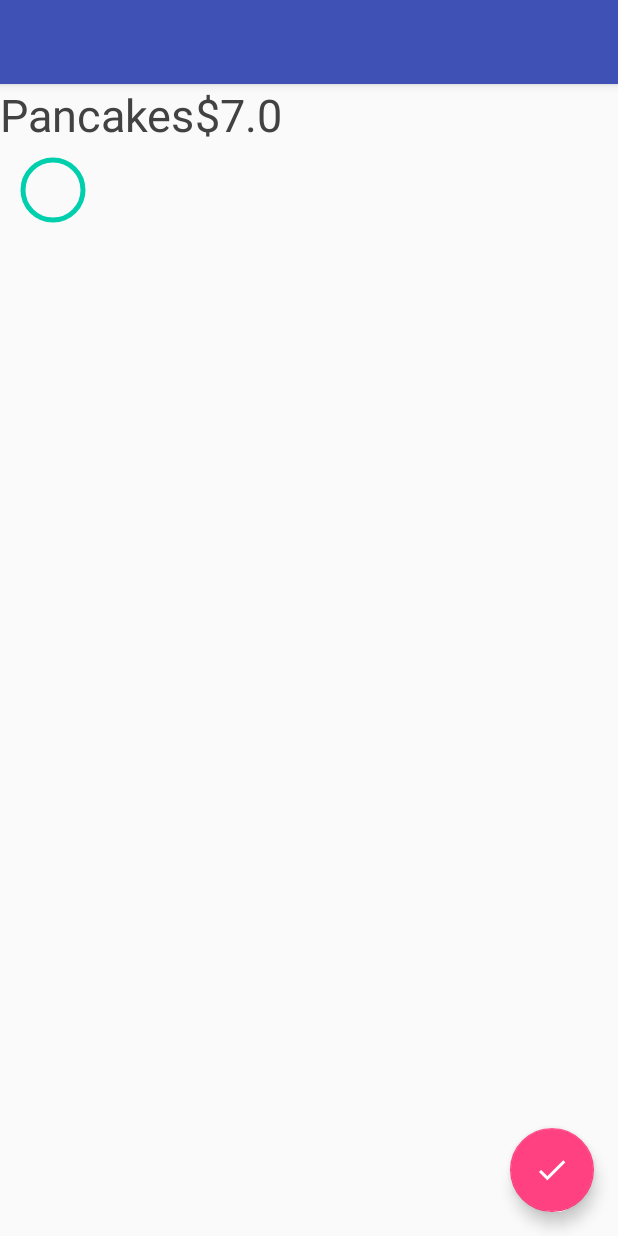
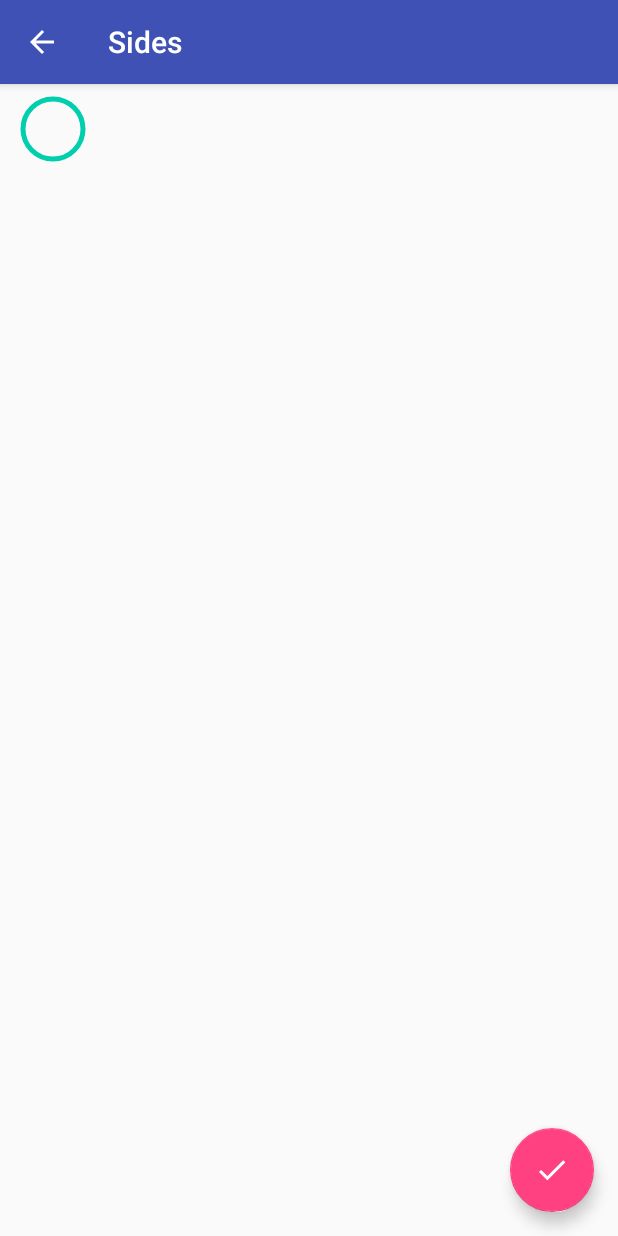
Before and after one commit to vandanab/hungrypenguin, an Android app: the FoodDetailActivity screen opened directly, with no data from a screen before it, on a phone screen of 412 x 824 dp. Run offline under Robolectric (Android 15) with nearby library versions, the phone set to English and light mode, and no system bars; 15 statements that could not run were skipped.

Commit message:
minor changes with vies

```diff
--- a/app/src/main/java/com/ama/hungrypenguin/adapter/DishesAdapter.java
+++ b/app/src/main/java/com/ama/hungrypenguin/adapter/DishesAdapter.java
@@ -79,7 +79,7 @@ public class DishesAdapter extends
                     Dish d = SampleData.getDish((Integer) v.getTag());
                     b.setText("$" + d.cost + "(" + String.valueOf(qty) + ")");
                 }
-                handler.showState();
+//                handler.showState();
             }
         });
 
--- a/app/src/main/java/com/ama/hungrypenguin/ui/CheckoutActivity.java
+++ b/app/src/main/java/com/ama/hungrypenguin/ui/CheckoutActivity.java
@@ -33,6 +33,7 @@ public class CheckoutActivity extends AppCompatActivity {
     protected void onCreate(Bundle savedInstanceState) {
         super.onCreate(savedInstanceState);
         setContentView(R.layout.activity_checkout_activity);
+
         Toolbar toolbar = (Toolbar) findViewById(R.id.toolbar);
         setSupportActionBar(toolbar);
         getSupportActionBar().setDisplayHomeAsUpEnabled(true);
--- a/app/src/main/java/com/ama/hungrypenguin/ui/FoodDetailActivity.java
+++ b/app/src/main/java/com/ama/hungrypenguin/ui/FoodDetailActivity.java
@@ -4,6 +4,7 @@ import android.os.Bundle;
 import android.support.design.widget.FloatingActionButton;
 import android.support.design.widget.Snackbar;
 import android.support.v7.app.AppCompatActivity;
+import android.support.v7.widget.Toolbar;
 import android.widget.TextView;
 
 import com.ama.hungrypenguin.R;
@@ -21,14 +22,17 @@ public class FoodDetailActivity extends AppCompatActivity {
     protected void onCreate(Bundle savedInstanceState) {
         super.onCreate(savedInstanceState);
         setContentView(R.layout.activity_food_detail);
+        Toolbar toolbar = (Toolbar) findViewById(R.id.toolbar);
+        setSupportActionBar(toolbar);
+        getSupportActionBar().setDisplayHomeAsUpEnabled(true);
 
         int id = getIntent().getIntExtra("id", 0);
         dish = SampleData.getDish(id);
 
-        titleView = (TextView) findViewById(R.id.title);
-        costView = (TextView) findViewById(R.id.cost);
-        titleView.setText(dish.name);
-        costView.setText("$" + dish.cost);
+//        titleView = (TextView) findViewById(R.id.title);
+//        costView = (TextView) findViewById(R.id.cost);
+//        titleView.setText(dish.name);
+//        costView.setText("$" + dish.cost);
         CircleCheckBox checkBox = new CircleCheckBox(getApplicationContext());
         checkBox.setOnCheckedChangeListener(new CircleCheckBox.OnCheckedChangeListener() {
             @Override
--- a/app/src/main/java/com/ama/hungrypenguin/ui/SampleActivity.java
+++ b/app/src/main/java/com/ama/hungrypenguin/ui/SampleActivity.java
@@ -24,6 +24,7 @@ import com.ama.hungrypenguin.adapter.RVSampleAdapter;
 import com.ama.hungrypenguin.data.RestaurantData;
 import com.ama.hungrypenguin.model.Restaurant;
 import com.ama.hungrypenguin.util.ItemClickListener;
+import com.ama.hungrypenguin.util.SharedPrefsHelper;
 
 import java.nio.charset.Charset;
 import java.util.ArrayList;
@@ -50,6 +51,10 @@ public class SampleActivity extends AppCompatActivity {
         setContentView(R.layout.activity_sample);
         Toolbar toolbar = (Toolbar) findViewById(R.id.toolbar);
         setSupportActionBar(toolbar);
+
+        // clear the orderlist
+        SharedPrefsHelper mSharedPrefs = new SharedPrefsHelper(this);
+        mSharedPrefs.clear();
 
         resolveIntent(getIntent());
         mAdapter = NfcAdapter.getDefaultAdapter(this);
--- a/app/src/main/res/layout/content_food_detail.xml
+++ b/app/src/main/res/layout/content_food_detail.xml
@@ -16,35 +16,10 @@
         android:adjustViewBounds="true"
          />
 
-
-    <LinearLayout
-        android:id="@+id/linear1"
-        android:layout_width="match_parent"
-        android:layout_height="wrap_content"
-        android:layout_below="@+id/imageView">
-
-        <TextView
-            android:id="@+id/title"
-            android:layout_width="wrap_content"
-            android:layout_height="wrap_content"
-            android:text="Dish"
-            android:textColor="@color/cardview_dark_background"
-            android:textSize="30dp" />
-
-        <TextView
-            android:id="@+id/cost"
-            android:layout_width="wrap_content"
-            android:layout_height="wrap_content"
-            android:text="$10.33"
-            android:textColor="@color/cardview_dark_background"
-            android:textSize="30dp" />
-    </LinearLayout>
-
     <LinearLayout
         android:id="@+id/linear2"
         android:layout_width="fill_parent"
         android:layout_height="fill_parent"
-        android:layout_below="@+id/linear1"
         android:orientation="vertical">
 
         <com.ama.hungrypenguin.util.CircleCheckBox
--- a/app/src/main/res/values/strings.xml
+++ b/app/src/main/res/values/strings.xml
@@ -4,6 +4,6 @@
     <string name="title_activity_sample">Restaurants</string>
     <string name="title_activity_checkout_activity">Checkout</string>
     <string name="title_activity_post_order">Post Order</string>
-    <string name="title_activity_food_detail">Detail</string>
+    <string name="title_activity_food_detail">Sides</string>
     <string name="action_checkout">Checkout</string>
 </resources>
```
Also changed, not shown: app/src/main/AndroidManifest.xml (+14 -9 lines).
